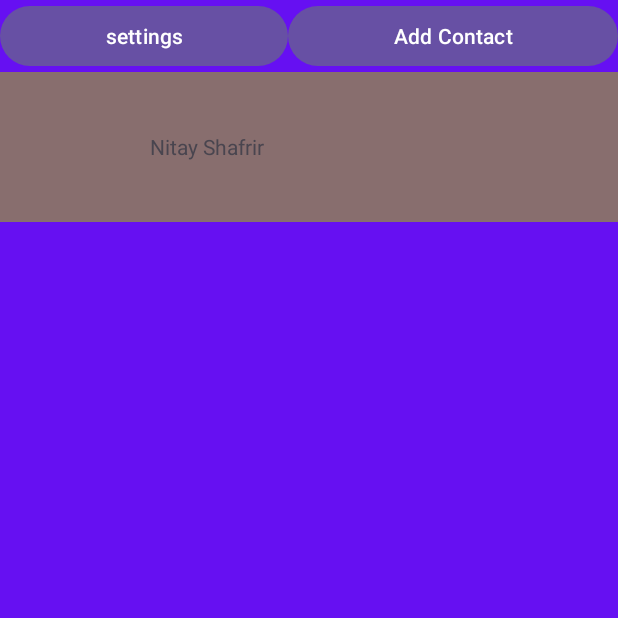
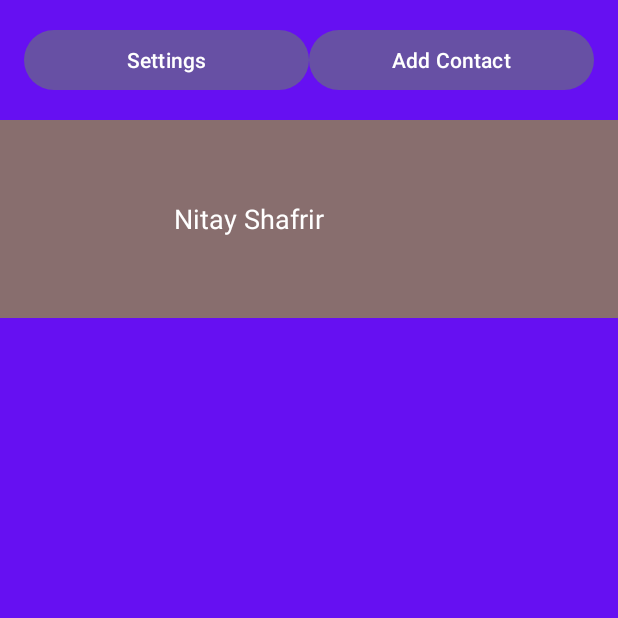
Before and after one commit to yotamfeigin/Ex3_AP2, an Android app: the ChatsPage screen opened directly, with no data from a screen before it, on a phone screen of 412 x 824 dp, the top half of it. Run offline under Robolectric (Android 15) with nearby library versions, the phone set to English and light mode, and no system bars; our stand-ins replace Room's generated code; 8 statements that could not run were skipped.

Commit message:
Chatpage looks nicer

```diff
--- a/MyApplication/app/src/main/java/com/example/myapplication/adaptes/ChatsAdapter.java
+++ b/MyApplication/app/src/main/java/com/example/myapplication/adaptes/ChatsAdapter.java
@@ -68,6 +68,9 @@ public class ChatsViewHolder extends RecyclerView.ViewHolder {
         String name = chats.get(position).getUser().getDisplayName();
         String message = chats.get(position).getLastMessage().getContent();
         String messageTime = chats.get(position).getLastMessage().getCreated();
+        if (messageTime != null){
+            messageTime = messageTime.substring(11, 16);
+        }
         holder.name.setText(name);
         holder.message.setText(message);
         holder.messageTime.setText(messageTime);
--- a/MyApplication/app/src/main/res/layout/activity_chats_page.xml
+++ b/MyApplication/app/src/main/res/layout/activity_chats_page.xml
@@ -12,21 +12,23 @@
         android:layout_width="match_parent"
         android:layout_height="wrap_content"
         android:orientation="horizontal"
-        app:layout_constraintTop_toTopOf="parent">
+        app:layout_constraintTop_toTopOf="parent"
+        android:padding="16dp">
 
         <Button
             android:id="@+id/btnSettings"
-            android:layout_width="wrap_content"
+            android:layout_width="0dp"
             android:layout_height="wrap_content"
             android:layout_weight="1"
-            android:text="settings"></Button>
+            android:text="Settings" />
 
         <Button
             android:id="@+id/btnAddChat"
-            android:layout_width="wrap_content"
+            android:layout_width="0dp"
             android:layout_height="wrap_content"
             android:layout_weight="1"
-            android:text="Add Contact"></Button>
+            android:text="Add Contact" />
+
     </LinearLayout>
 
     <LinearLayout
@@ -36,28 +38,29 @@
         android:layout_height="wrap_content"
         android:orientation="horizontal"
         app:layout_constraintTop_toBottomOf="@+id/linearLayout"
-        tools:layout_editor_absoluteX="0dp">
+        android:padding="16dp">
 
         <ImageView
             android:id="@+id/ivMyPic"
             android:layout_width="100dp"
             android:layout_height="100dp"
-            android:src="@drawable/logo"></ImageView>
+            android:src="@drawable/logo" />
 
         <TextView
             android:id="@+id/tvMyName"
             android:layout_width="wrap_content"
             android:layout_height="wrap_content"
-            android:layout_gravity="center"
-            android:text="Nitay Shafrir"></TextView>
-
+            android:layout_gravity="center_vertical"
+            android:text="Nitay Shafrir"
+            android:textColor="#FFFFFF"
+            android:textSize="18sp" />
 
     </LinearLayout>
 
     <androidx.recyclerview.widget.RecyclerView
         android:id="@+id/rvChats"
         android:layout_width="match_parent"
-        android:layout_height="wrap_content"
+        android:layout_height="0dp"
         app:layout_constraintBottom_toBottomOf="parent"
         app:layout_constraintTop_toBottomOf="@+id/myProfile"
         app:layout_constraintVertical_bias="0.0"
```
Also changed, not shown: MyApplication/app/src/main/res/drawable/contact_border.xml (added, +7 -0 lines), MyApplication/app/src/main/res/drawable/contact_item_background.xml (added, +7 -0 lines), MyApplication/app/src/main/res/layout/contact_layout.xml (+35 -23 lines).
